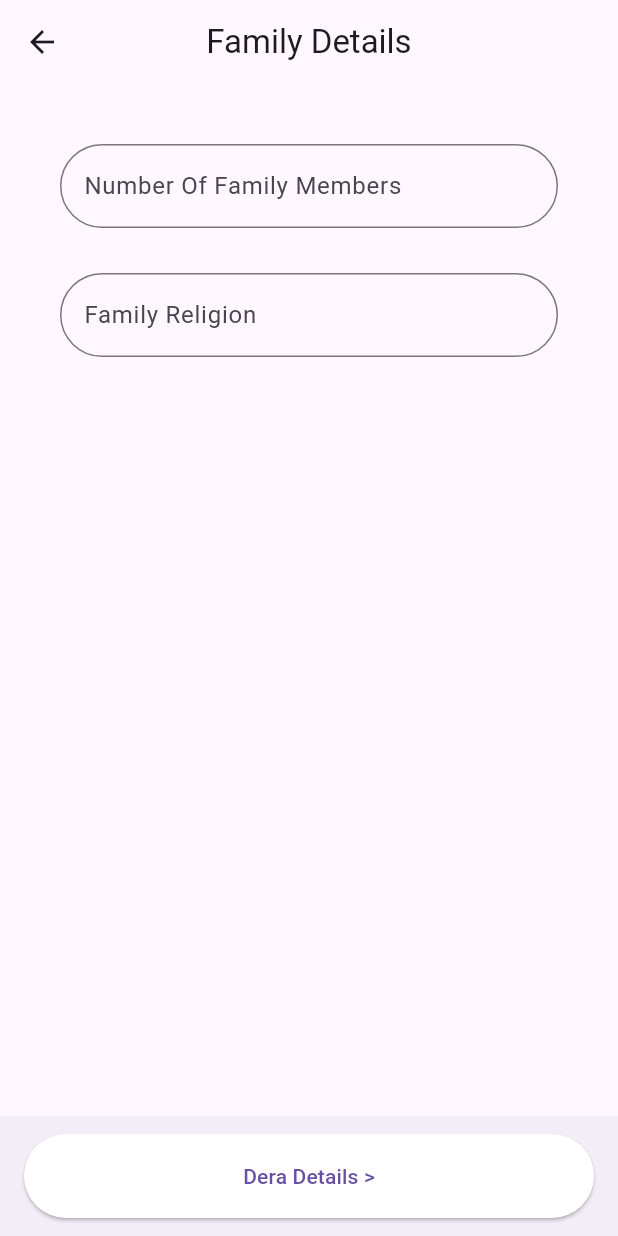
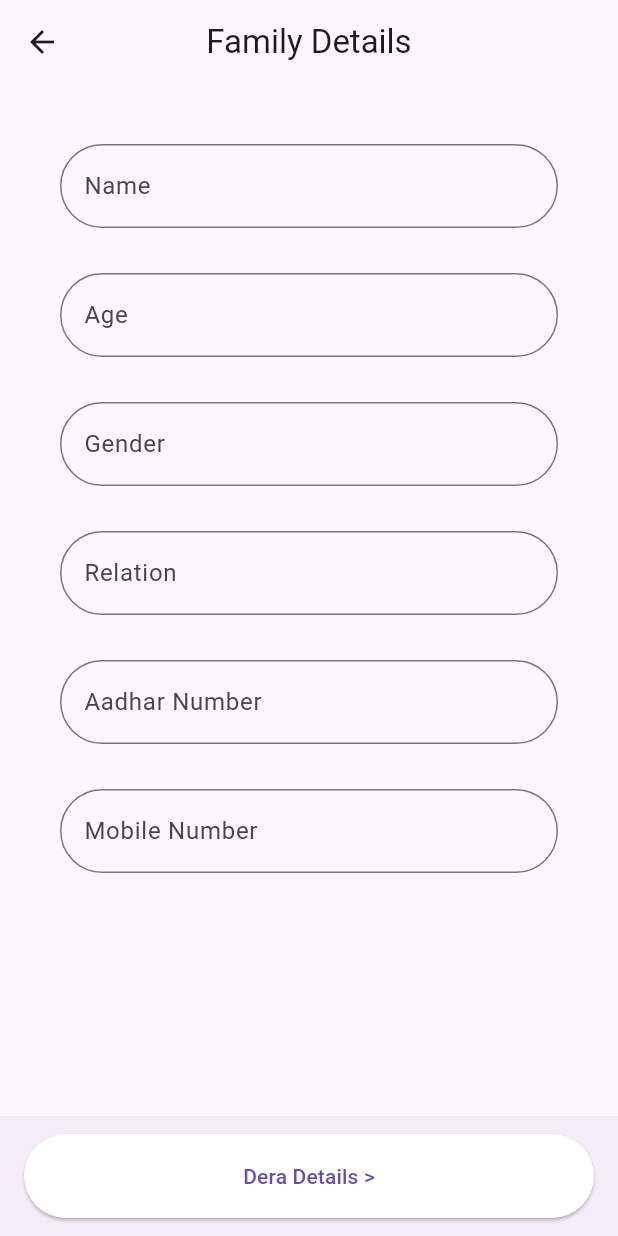
Before and after one commit to SilK07/dera, a Flutter app: the family_details screen opened by its route, on a phone screen of 412 x 824 dp. Run offline on Flutter 3.47's test engine with Material 3 defaults, Android fonts, the phone set to English and light mode, and no system bars.

Commit message:
final final commit

```diff
--- a/lib/pages/family_details.dart
+++ b/lib/pages/family_details.dart
@@ -8,8 +8,12 @@ class family_details extends StatefulWidget {
 }
 
 class _family_detailsState extends State<family_details> {
-  TextEditingController no_of_family_members = TextEditingController();
-  TextEditingController family_religion = TextEditingController();
+  TextEditingController name_f = TextEditingController();
+  TextEditingController age_f = TextEditingController();
+  TextEditingController gender_f = TextEditingController();
+  TextEditingController relation_f = TextEditingController();
+  TextEditingController aadhar_f = TextEditingController();
+  TextEditingController mobileNum_f = TextEditingController();
 
   @override
   Widget build(BuildContext context) {
@@ -24,22 +28,62 @@ class _family_detailsState extends State<family_details> {
           child: ListView(
             children: [
               TextField(
-                controller: no_of_family_members,
+                controller: name_f,
                 decoration: InputDecoration(
                     border: OutlineInputBorder(
                         borderRadius: BorderRadius.circular(50.0)),
-                    hintText: "Number Of Family Members"),
+                    hintText: "Name"),
               ),
               SizedBox(
                 height: 30,
               ),
               TextField(
-                controller: family_religion,
+                controller: age_f,
                 decoration: InputDecoration(
                     border: OutlineInputBorder(
                         borderRadius: BorderRadius.circular(50.0)),
-                    hintText: "Family Religion"),
-              )
+                    hintText: "Age"),
+              ),
+              SizedBox(
+                height: 30,
+              ),
+              TextField(
+                controller: gender_f,
+                decoration: InputDecoration(
+                    border: OutlineInputBorder(
+                        borderRadius: BorderRadius.circular(50.0)),
+                    hintText: "Gender"),
+              ),
+              SizedBox(
+                height: 30,
+              ),
+              TextField(
+                controller: relation_f,
+                decoration: InputDecoration(
+                    border: OutlineInputBorder(
+                        borderRadius: BorderRadius.circular(50.0)),
+                    hintText: "Relation"),
+              ),
+              SizedBox(
+                height: 30,
+              ),
+              TextField(
+                controller: aadhar_f,
+                decoration: InputDecoration(
+                    border: OutlineInputBorder(
+                        borderRadius: BorderRadius.circular(50.0)),
+                    hintText: "Aadhar Number"),
+              ),
+              SizedBox(
+                height: 30,
+              ),
+              TextField(
+                controller: mobileNum_f,
+                decoration: InputDecoration(
+                    border: OutlineInputBorder(
+                        borderRadius: BorderRadius.circular(50.0)),
+                    hintText: "Mobile Number"),
+              ),
             ],
           ),
         ),
```
